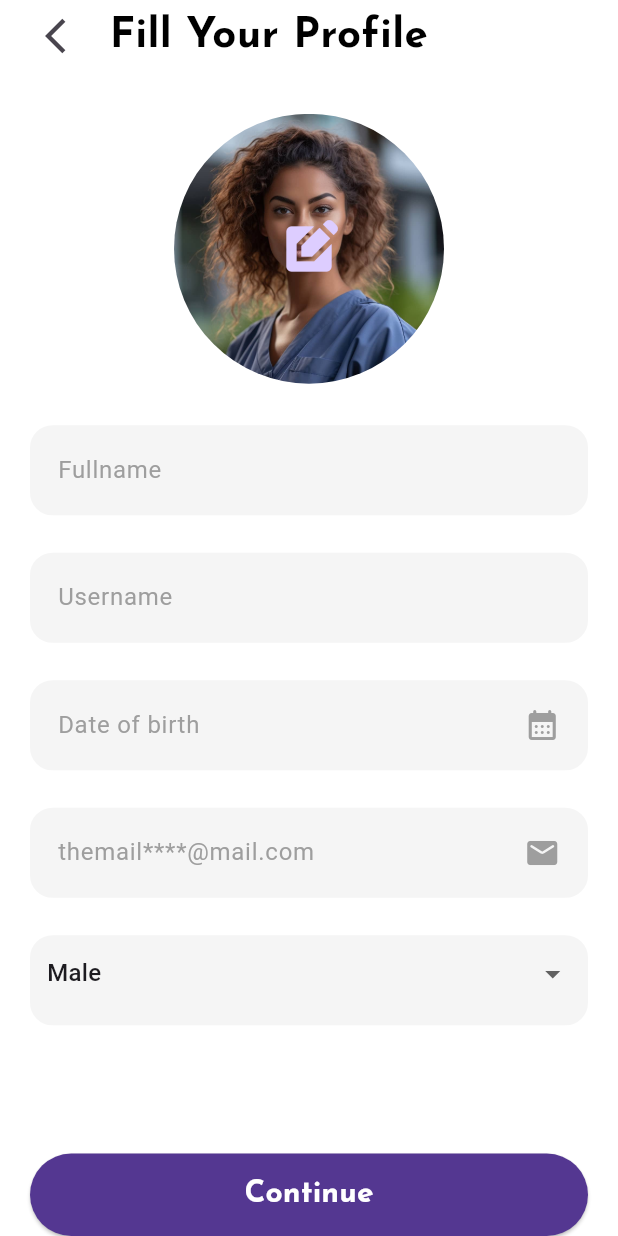
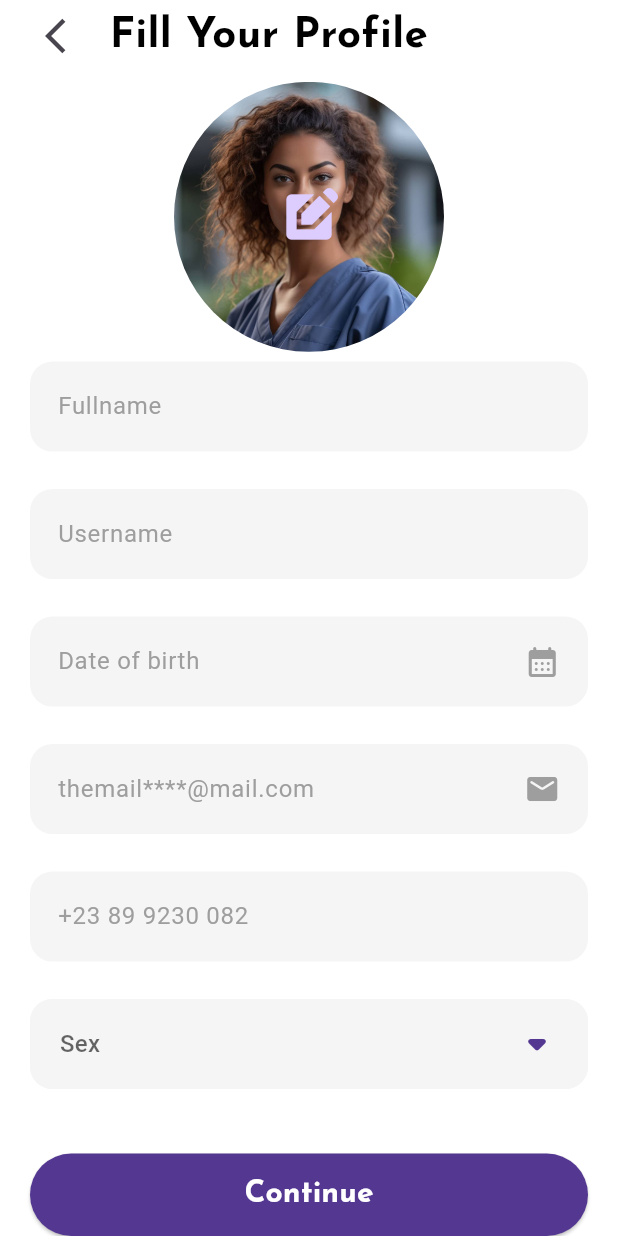
Before and after one commit to kr3a7ion/homefeel, a Flutter app: the FillProfileScreen screen opened by its route, on a phone screen of 412 x 824 dp. Run offline on Flutter 3.47's test engine with Material 3 defaults, Android fonts, the phone set to English and light mode, and no system bars; our stand-ins replace dropdown_button2, get, pinput, smooth_page_indicator.

Commit message:
Temporarily done with profile edit screen

```diff
--- a/lib/views/signup/fill_profile_screen.dart
+++ b/lib/views/signup/fill_profile_screen.dart
@@ -1,3 +1,4 @@
+import 'package:dropdown_button2/dropdown_button2.dart';
 import 'package:flutter/material.dart';
 import 'package:get/get.dart';
 import 'package:homefeel/common/app_colors.dart';
@@ -11,13 +12,17 @@
 
   final RegFormTextEditControllers textEditControllers =
       Get.put(RegFormTextEditControllers());
-  final TextFieldController colorController = Get.put(TextFieldController());
+  final RegFormTextEditControllers colorController =
+      Get.put(RegFormTextEditControllers());
 
   final Widget formHeightBox = const SizedBox(height: 25);
+  final List<String> genderItems = [
+    'Male',
+    'Female',
+  ];
 
   @override
   Widget build(BuildContext context) {
-    String dropDownValue = 'one';
     return Scaffold(
       backgroundColor: Appcolors.whitebackground,
       body: SafeArea(
@@ -34,24 +39,24 @@
                     child: Column(
                   children: [
                     customTextField(textEditControllers.fullname,
-                        colorController.isActive, () {
-                      colorController.toogleColor();
+                        colorController.isFullnameActive, () {
+                      colorController.toogleColorFullname();
                     },
                         lableText: 'Fullname',
                         keyboardType: TextInputType.name,
                         usePrefix: false),
                     formHeightBox,
-                    customTextField(
-                        textEditControllers.username, colorController.isActive, () {
-                      colorController.toogleColor();
+                    customTextField(textEditControllers.username,
+                        colorController.isUsernameActive, () {
+                      colorController.toogleColorUsername();
                     },
                         lableText: 'Username',
                         keyboardType: TextInputType.name,
                         usePrefix: false),
                     formHeightBox,
-                    customTextField(
-                        textEditControllers.fullname, colorController.isActive, () {
-                      colorController.toogleColor();
+                    customTextField(textEditControllers.fullname,
+                        colorController.isUserDateOfBirthActive, () {
+                      colorController.toogleColorDateOfBirth();
                     },
                         lableText: 'Date of birth',
                         keyboardType: TextInputType.name,
@@ -59,10 +64,10 @@
                         useSuffix: true),
                     formHeightBox,
                     customTextField(
-                      textEditControllers.fullname,
-                      colorController.isActive,
+                      textEditControllers.userEmail,
+                      colorController.isUserEmailActive,
                       () {
-                        colorController.toogleColor();
+                        colorController.toogleColorUserEmail();
                       },
                       lableText: 'themail****@mail.com',
                       keyboardType: TextInputType.name,
@@ -71,36 +76,20 @@
                       useSuffix: true,
                     ),
                     formHeightBox,
-                    Obx(
-                      () => Container(
-                        height: 60,
-                        decoration: BoxDecoration(
-                            borderRadius: BorderRadius.circular(15),
-                            border: Border.all(
-                                width: 1.5,
-                                color:
-                                    textEditControllers.isUserGenderActive.value
-                                        ? Appcolors.purpleButton
-                                        : Appcolors.shadeOfGrey),
-                            color: textEditControllers.isUserGenderActive.value
-                                ? Appcolors.lightPurpleButton
-                                : Appcolors.shadeOfGrey),
-                        child: DropdownButton(
-                            value: dropDownValue,
-                            underline: const SizedBox(),
-                            isExpanded: true,
-                            dropdownColor: Appcolors.lightPurpleButton,
-                            elevation: 0,
-                            padding: const EdgeInsets.symmetric(horizontal: 10),
-                            items: const [
-                              DropdownMenuItem(
-                                  value: 'one', child: Text('Male')),
-                              DropdownMenuItem(
-                                  value: 'two', child: Text('Female'))
-                            ],
-                            onChanged: (value) {}),
-                      ),
-                    )
+                    customTextField(
+                      textEditControllers.userGender,
+                      colorController.isUserGenderActive,
+                      () {
+                        colorController.toogleColorUserGender();
+                      },
+                      lableText: '+23 89 9230 082',
+                      keyboardType: TextInputType.name,
+                      suffixIcon: Icons.mail_rounded,
+                      usePrefix: false,
+                      useSuffix: false,
+                    ),
+                    formHeightBox,
+                    customGenderDropDown(),
                   ],
                 ))
               ],
@@ -112,6 +101,91 @@
           ],
         ),
       )),
+    );
+  }
+
+  Obx customGenderDropDown() {
+    return Obx(
+      () => DropdownButtonFormField2<String>(
+        isExpanded: true,
+        decoration: InputDecoration(
+          fillColor: !textEditControllers.isUserGenderActive.value
+              ? Appcolors.shadeOfGrey
+              : Appcolors.lightPurpleButton,
+          filled: true,
+          contentPadding: const EdgeInsets.symmetric(vertical: 10),
+          disabledBorder: OutlineInputBorder(
+              borderRadius: BorderRadius.circular(15),
+              borderSide: BorderSide(
+                width: 1.5,
+                color: textEditControllers.isUserGenderActive.value
+                    ? Appcolors.purpleButton
+                    : Appcolors.shadeOfGrey,
+              )),
+          enabledBorder: OutlineInputBorder(
+              borderRadius: BorderRadius.circular(15),
+              borderSide: BorderSide(
+                  width: 1.5,
+                  color: textEditControllers.isUserGenderActive.value
+                      ? Appcolors.lightPurpleButton
+                      : Appcolors.shadeOfGrey)),
+          border: OutlineInputBorder(
+              borderRadius: BorderRadius.circular(15),
+              borderSide: BorderSide(
+                width: 1.5,
+                color: textEditControllers.isUserGenderActive.value
+                    ? Appcolors.purpleButton
+                    : Appcolors.shadeOfGrey,
+              )),
+          // Add more decoration..
+        ),
+        hint: const Text(
+          'Sex',
+          style: TextStyle(fontSize: 16),
+        ),
+        items: genderItems
+            .map((item) => DropdownMenuItem<String>(
+                  value: item,
+                  child: Text(
+                    item,
+                    style: const TextStyle(
+                      fontSize: 16,
+                    ),
+                  ),
+                ))
+            .toList(),
+        validator: (value) {
+          if (value == null) {
+            return 'Please select gender.';
+          }
+          return null;
+        },
+        onChanged: (value) {
+          //Do something when selected item is changed.
+        },
+        onSaved: (value) {
+          //selectedValue = value.toString();
+        },
+        buttonStyleData: const ButtonStyleData(
+          padding: EdgeInsets.only(right: 10),
+        ),
+        iconStyleData: const IconStyleData(
+          icon: Icon(
+            Icons.arrow_drop_down_rounded,
+            color: Appcolors.purpleIcon,
+          ),
+          iconSize: 40,
+        ),
+        dropdownStyleData: DropdownStyleData(
+          decoration: BoxDecoration(
+            color: Appcolors.whitebackground,
+            borderRadius: BorderRadius.circular(15),
+          ),
+        ),
+        menuItemStyleData: const MenuItemStyleData(
+          padding: EdgeInsets.symmetric(horizontal: 16),
+        ),
+      ),
     );
   }
 
--- a/pubspec.yaml
+++ b/pubspec.yaml
@@ -17,6 +17,7 @@
   flutter_native_splash: ^2.4.0
   smooth_page_indicator: ^1.1.0
   pinput: ^5.0.0
+  dropdown_button2: ^2.3.9
 
 flutter_native_splash:
   android: true
```
Also changed, not shown: lib/controllers/page_controller.dart (+20 -6 lines), pubspec.lock, 1 other file.
